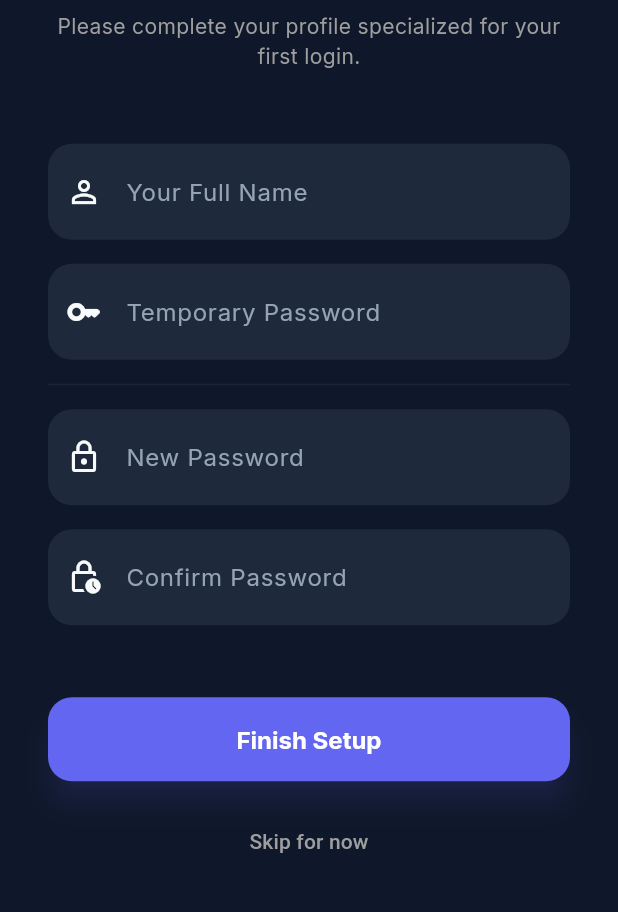
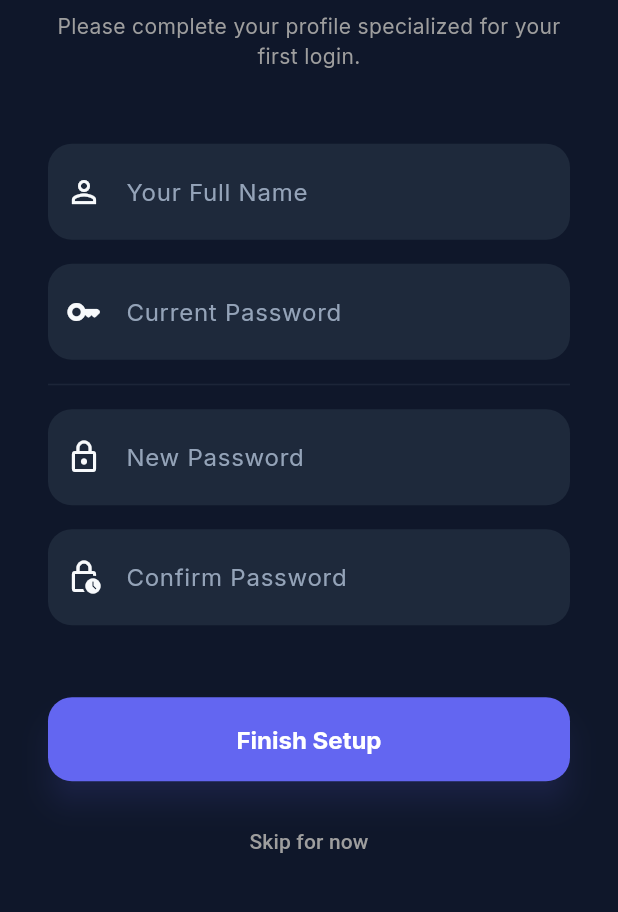
Before and after one commit to BenAmorMed/Stouchi, a Flutter app: the SetupProfileScreen screen opened directly, on a phone screen of 412 x 824 dp, the part 313-1225 px from its top. Run offline on Flutter 3.47's test engine with Material 3 defaults, Android fonts, the phone set to English and light mode, and no system bars; our stand-ins replace cloud_firestore, firebase_auth, firebase_core, flutter_riverpod, freezed_annotation, google_fonts; accounts and stored records are empty; generated files the repository leaves out were written again.

Commit message:
Fix: Correct Firestore rules for user profile updates and clarify setup labels

```diff
--- a/lib/features/auth/setup_profile_screen.dart
+++ b/lib/features/auth/setup_profile_screen.dart
@@ -127,8 +127,8 @@ class _SetupProfileScreenState extends ConsumerState<SetupProfileScreen> {
                   TextFormField(
                     controller: _currentPasswordController,
                     decoration: const InputDecoration(
-                      labelText: 'Temporary Password',
-                      hintText: 'The password given by your administrator',
+                      labelText: 'Current Password',
+                      hintText: 'The password you just used to log in',
                       prefixIcon: Icon(Icons.key_rounded),
                     ),
                     obscureText: true,
```
Also changed, not shown: 1 other file.
